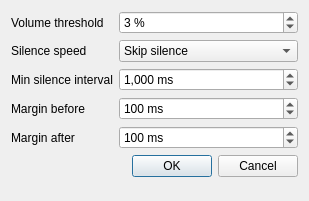
Qt form ReeePlayer/forms/jumpcutter_settings_dialog.ui (FilippVolodin/ReeePlayer) before a commit.
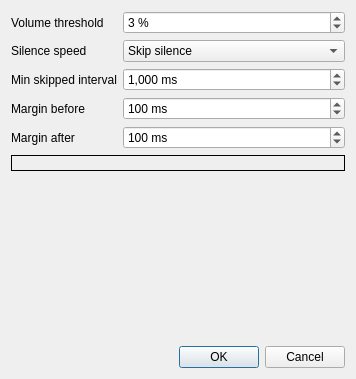
The same form after that commit. Icons and pictures are not drawn.

```diff
--- a/ReeePlayer/forms/jumpcutter_settings_dialog.ui
+++ b/ReeePlayer/forms/jumpcutter_settings_dialog.ui
@@ -6,8 +6,8 @@
    <rect>
     <x>0</x>
     <y>0</y>
-    <width>309</width>
-    <height>201</height>
+    <width>356</width>
+    <height>379</height>
    </rect>
   </property>
   <layout class="QFormLayout" name="formLayout">
@@ -77,7 +77,7 @@
    <item row="2" column="0">
     <widget class="QLabel" name="label_4">
      <property name="text">
-      <string>Min silence interval</string>
+      <string>Min skipped interval</string>
      </property>
     </widget>
    </item>
@@ -146,6 +146,22 @@
      </property>
     </widget>
    </item>
+   <item row="5" column="0" colspan="2">
+    <widget class="QLabel" name="label_6">
+     <property name="frameShape">
+      <enum>QFrame::Box</enum>
+     </property>
+     <property name="frameShadow">
+      <enum>QFrame::Plain</enum>
+     </property>
+     <property name="text">
+      <string/>
+     </property>
+     <property name="pixmap">
+      <pixmap resource="mainwindow.qrc">:/Images/jc_info</pixmap>
+     </property>
+    </widget>
+   </item>
    <item row="7" column="1">
     <widget class="QDialogButtonBox" name="buttonBox">
      <property name="orientation">
@@ -156,6 +172,19 @@
      </property>
     </widget>
    </item>
+   <item row="6" column="0" colspan="2">
+    <spacer name="verticalSpacer">
+     <property name="orientation">
+      <enum>Qt::Vertical</enum>
+     </property>
+     <property name="sizeHint" stdset="0">
+      <size>
+       <width>20</width>
+       <height>40</height>
+      </size>
+     </property>
+    </spacer>
+   </item>
   </layout>
  </widget>
  <resources/>
```
Left out of the diff: 4 changed lines with no effect on the pictures.
